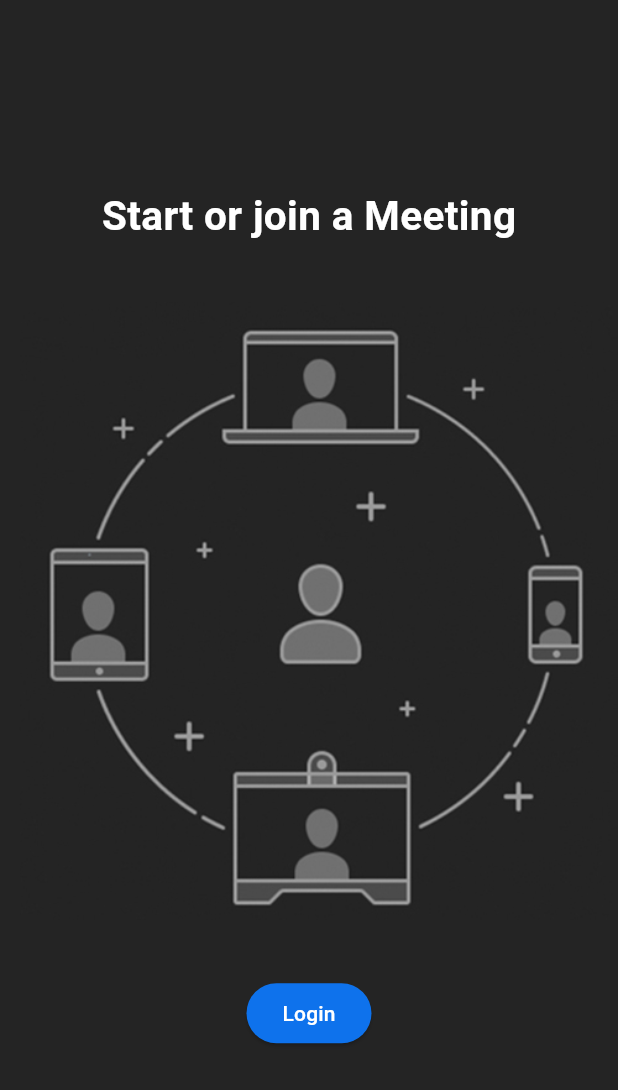
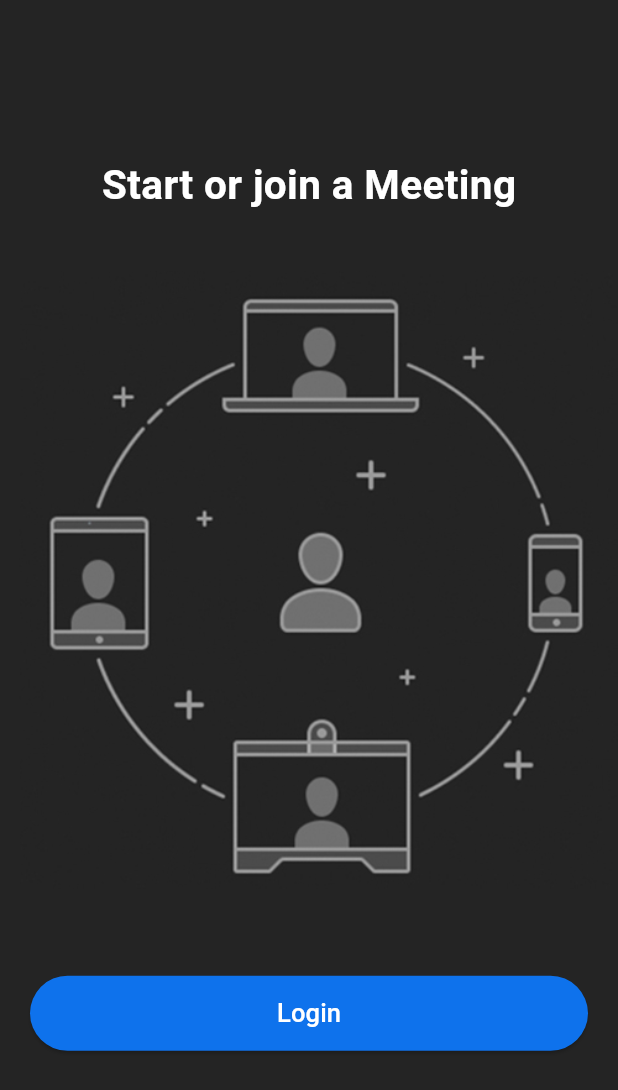
Before and after one commit to Ayushhhshh/Zoom_clone, a Flutter app: the screen it shows after launch, on a phone screen of 412 x 824 dp. Shown: the top 1090 px of the screen. Run offline on Flutter 3.47's test engine with Material 3 defaults, Android fonts, the phone set to English and light mode, and no system bars.

Commit message:
Google Sign In

```diff
--- a/lib/login_ui.dart
+++ b/lib/login_ui.dart
@@ -21,7 +21,7 @@ class _LoginUIState extends State<LoginUI> {
             padding: const EdgeInsets.symmetric(vertical:38.0),
             child: Image.asset('assets/images/onboarding.jpg'),
           ),
-          const CustomButton(text: 'Login')
+          CustomButton(text: 'Login', onPressed:() {} ,)
         ],
       ),
 
--- a/lib/widgets/custom_button.dart
+++ b/lib/widgets/custom_button.dart
@@ -3,13 +3,18 @@ import 'package:zoom_clone/utils/colors.dart';
 
 class CustomButton extends StatelessWidget {
   final String text;
-  const CustomButton({super.key, required this.text});
+  final VoidCallback onPressed;
+  const CustomButton({super.key, required this.text, required this.onPressed});
 
   @override
   Widget build(BuildContext context) {
-    return ElevatedButton(onPressed: () {},
-    style: ElevatedButton.styleFrom(
-      backgroundColor: buttonColor,
-    ), child: Text(text, style: const TextStyle(color: Colors.white),));
+    return Padding(
+      padding: const EdgeInsets.all(20.0),
+      child: ElevatedButton(onPressed: () {},
+      style: ElevatedButton.styleFrom(
+        backgroundColor: buttonColor,
+        minimumSize: const Size(double.infinity, 50)
+      ), child: Text(text, style: const TextStyle(color: Colors.white, fontSize: 17))),
+    );
   }
 }
--- a/pubspec.yaml
+++ b/pubspec.yaml
@@ -35,6 +35,10 @@ dependencies:
   # The following adds the Cupertino Icons font to your application.
   # Use with the CupertinoIcons class for iOS style icons.
   cupertino_icons: ^1.0.6
+  cloud_firestore: ^4.15.9
+  firebase_core: ^2.27.1
+  firebase_auth: ^4.17.9
+  google_sign_in: ^6.2.1
 
 dev_dependencies:
   flutter_test:
```
Also changed, not shown: pubspec.lock, 9 other files.
